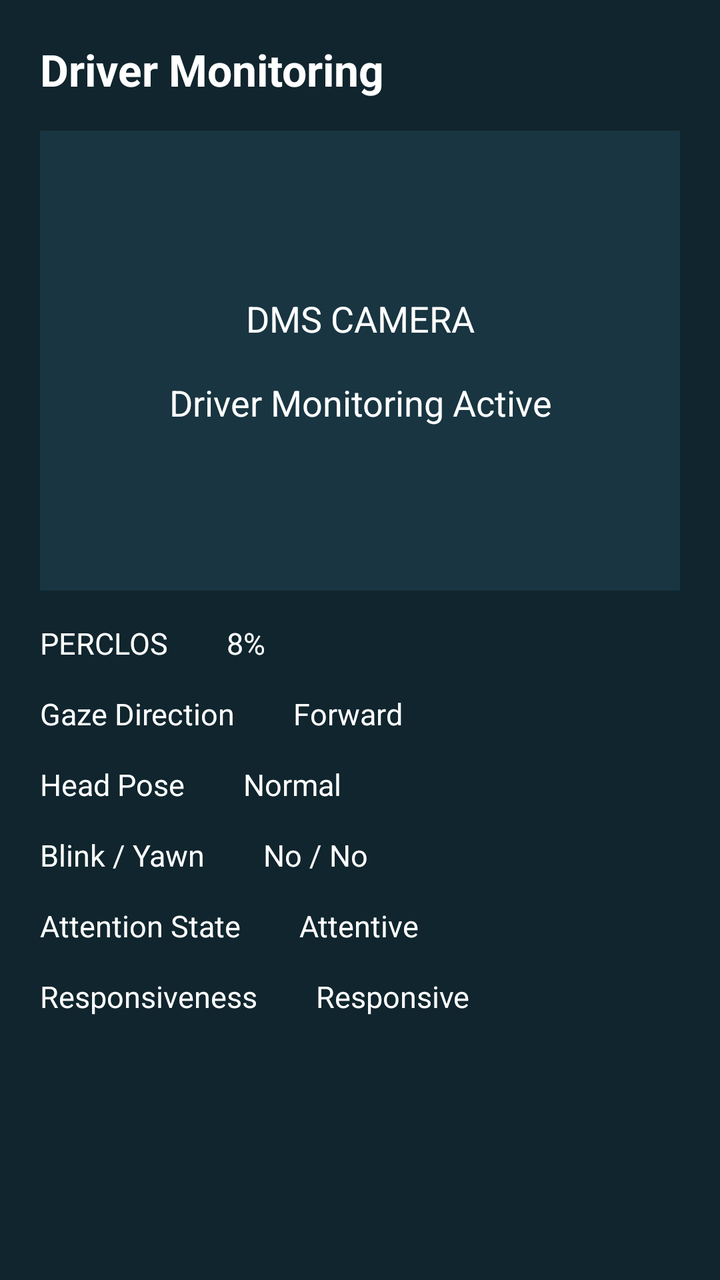
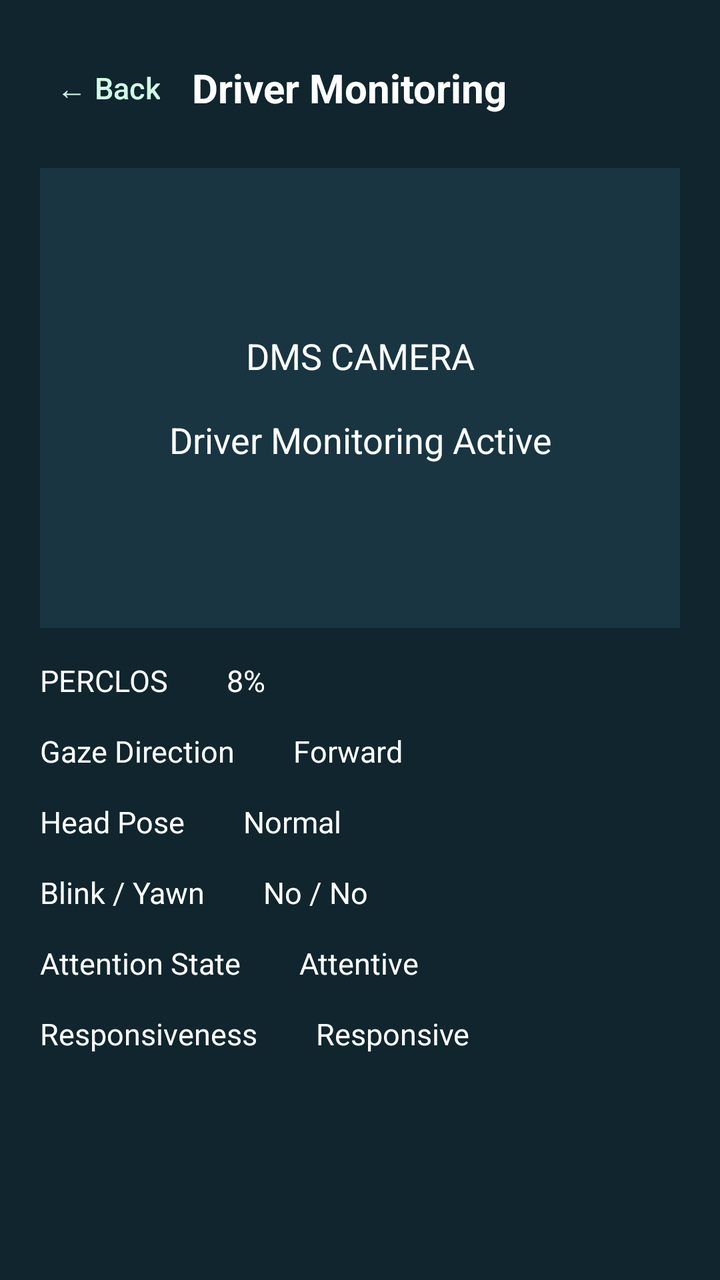

Two renders of the same Android screen: before a commit and after it. Below are the layout's source before the change and the commit's diff.
<!-- AndroidManifest.xml: application theme Theme.OKDrivers -->
<!-- res/layout/fragment_driver_state.xml -->
<?xml version="1.0" encoding="utf-8"?>
<ScrollView xmlns:android="http://schemas.android.com/apk/res/android"
    android:layout_width="match_parent" android:layout_height="match_parent"
    android:background="@color/ok_dark">

    <LinearLayout android:layout_width="match_parent" android:layout_height="wrap_content"
        android:orientation="vertical" android:padding="20dp">
        <TextView android:layout_width="match_parent" android:layout_height="wrap_content"
            android:text="Driver Monitoring" android:textColor="@android:color/white"
            android:textSize="22sp" android:textStyle="bold"/>
        <FrameLayout android:layout_width="match_parent" android:layout_height="230dp"
            android:layout_marginTop="16dp" android:background="@color/ok_dark_card">
            <TextView android:layout_width="match_parent" android:layout_height="match_parent"
                android:gravity="center" android:text="DMS CAMERA\n\nDriver Monitoring Active"
                android:textColor="@android:color/white" android:textSize="18sp"/>
        </FrameLayout>
        <TextView
            android:id="@+id/tvDriverStateContent"
            android:layout_width="match_parent" android:layout_height="wrap_content"
            android:layout_marginTop="16dp"
            android:text="PERCLOS        8%\n\nGaze Direction        Forward\n\nHead Pose        Normal\n\nBlink / Yawn        No / No\n\nAttention State        Attentive\n\nResponsiveness        Responsive"
            android:textColor="@android:color/white" android:textSize="15sp"/>
    </LinearLayout>
</ScrollView>
<!-- resources referenced by this layout -->
<resources>
  <color name="ok_dark">#10252D</color>
  <color name="ok_dark_card">#183541</color>
  <style name="Theme.OKDrivers" parent="Base.Theme.OKDrivers" />
  <style name="Base.Theme.OKDrivers" parent="Theme.Material3.DayNight.NoActionBar">
          
          
      </style>
</resources>

<!-- the commit's change to res/layout/fragment_driver_state.xml (unified diff, before → after) -->
@@ -1,13 +1,39 @@
 <?xml version="1.0" encoding="utf-8"?>
 <ScrollView xmlns:android="http://schemas.android.com/apk/res/android"
+    xmlns:app="http://schemas.android.com/apk/res-auto"
     android:layout_width="match_parent" android:layout_height="match_parent"
     android:background="@color/ok_dark">
 
     <LinearLayout android:layout_width="match_parent" android:layout_height="wrap_content"
         android:orientation="vertical" android:padding="20dp">
-        <TextView android:layout_width="match_parent" android:layout_height="wrap_content"
-            android:text="Driver Monitoring" android:textColor="@android:color/white"
-            android:textSize="22sp" android:textStyle="bold"/>
+
+        <LinearLayout
+            android:layout_width="match_parent"
+            android:layout_height="wrap_content"
+            android:gravity="center_vertical"
+            android:orientation="horizontal">
+
+            <com.google.android.material.button.MaterialButton
+                android:id="@+id/btnBack"
+                style="@style/Widget.Material3.Button.TextButton"
+                android:layout_width="wrap_content"
+                android:layout_height="wrap_content"
+                android:minWidth="0dp"
+                android:paddingHorizontal="8dp"
+                android:text="← Back"
+                android:textColor="@color/ok_green_light"
+                android:textSize="15sp" />
+
+            <TextView
+                android:layout_width="0dp"
+                android:layout_height="wrap_content"
+                android:layout_marginStart="8dp"
+                android:layout_weight="1"
+                android:text="Driver Monitoring"
+                android:textColor="@android:color/white"
+                android:textSize="20sp"
+                android:textStyle="bold" />
+        </LinearLayout>
         <FrameLayout android:layout_width="match_parent" android:layout_height="230dp"
             android:layout_marginTop="16dp" android:background="@color/ok_dark_card">
             <TextView android:layout_width="match_parent" android:layout_height="match_parent"
<!-- resource entries referenced after the edit -->
@@ -2,6 +2,7 @@
 <resources>
   <color name="ok_dark">#10252D</color>
   <color name="ok_dark_card">#183541</color>
+  <color name="ok_green_light">#D1FAE5</color>
   <style name="Theme.OKDrivers" parent="Base.Theme.OKDrivers" />
   <style name="Base.Theme.OKDrivers" parent="Theme.Material3.DayNight.NoActionBar">
           
